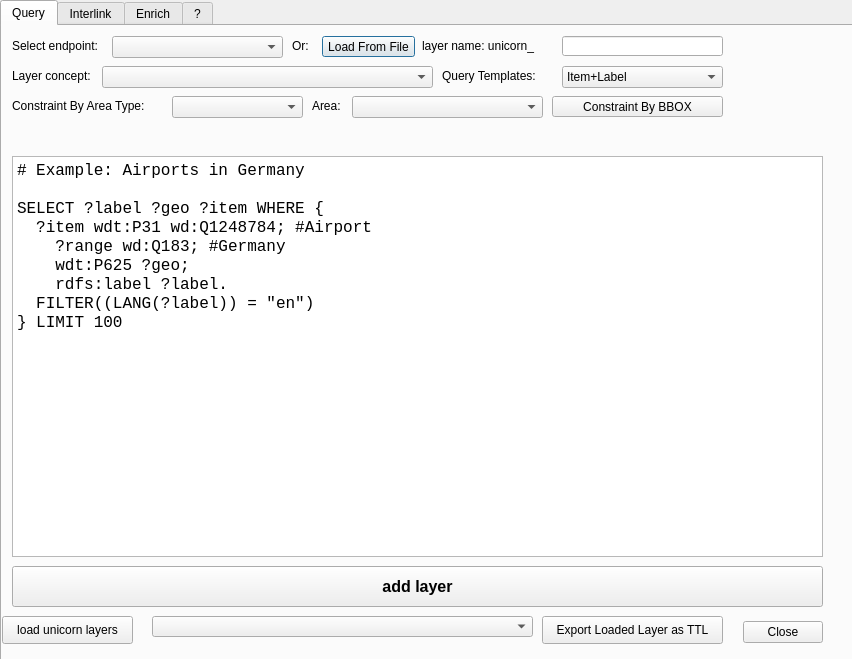
First picture: the form in sparql_unicorn/sparql_unicorn_dialog_base.ui, repository sparqlunicorn/sparqlunicornGoesGIS, before the edit.
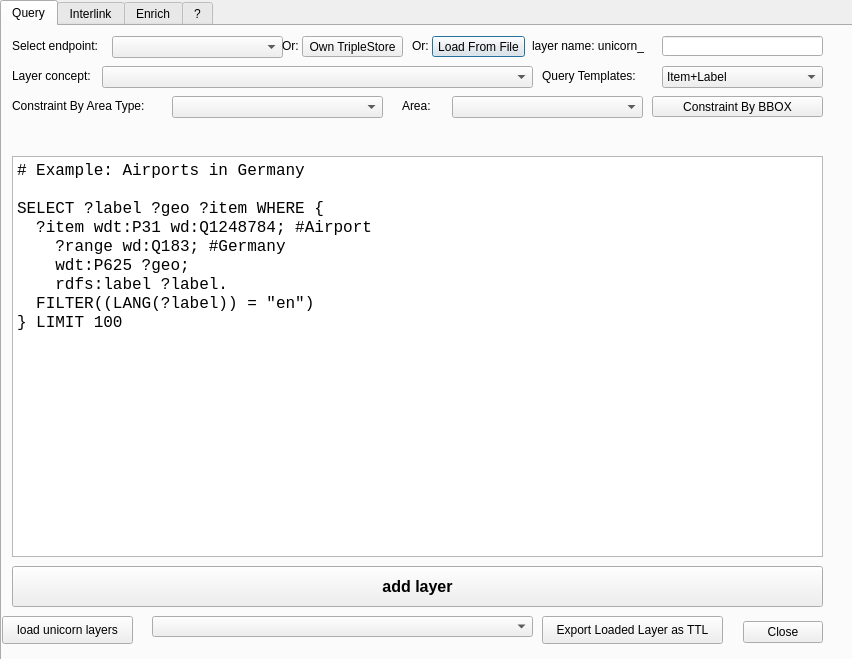
Second picture: the form after the edit. The open tabs and pages were chosen to show the change.

Commit message: Added customized triple store config

The edit to the form file:
```diff
--- a/sparql_unicorn/sparql_unicorn_dialog_base.ui
+++ b/sparql_unicorn/sparql_unicorn_dialog_base.ui
@@ -83,7 +83,7 @@
       <rect>
        <x>100</x>
        <y>40</y>
-       <width>331</width>
+       <width>431</width>
        <height>22</height>
       </rect>
      </property>
@@ -91,9 +91,9 @@
     <widget class="QLabel" name="label_4">
      <property name="geometry">
       <rect>
-       <x>290</x>
+       <x>410</x>
        <y>10</y>
-       <width>31</width>
+       <width>21</width>
        <height>20</height>
       </rect>
      </property>
@@ -104,7 +104,7 @@
     <widget class="QPushButton" name="loadFileButton">
      <property name="geometry">
       <rect>
-       <x>320</x>
+       <x>430</x>
        <y>10</y>
        <width>93</width>
        <height>21</height>
@@ -117,7 +117,7 @@
     <widget class="QLabel" name="label">
      <property name="geometry">
       <rect>
-       <x>420</x>
+       <x>530</x>
        <y>10</y>
        <width>121</width>
        <height>20</height>
@@ -130,7 +130,7 @@
     <widget class="QLineEdit" name="inp_label">
      <property name="geometry">
       <rect>
-       <x>560</x>
+       <x>660</x>
        <y>10</y>
        <width>161</width>
        <height>20</height>
@@ -254,7 +254,7 @@
       <rect>
        <x>170</x>
        <y>70</y>
-       <width>131</width>
+       <width>211</width>
        <height>22</height>
       </rect>
      </property>
@@ -262,7 +262,7 @@
     <widget class="QPushButton" name="bboxButton">
      <property name="geometry">
       <rect>
-       <x>550</x>
+       <x>650</x>
        <y>70</y>
        <width>171</width>
        <height>21</height>
@@ -275,7 +275,7 @@
     <widget class="QComboBox" name="areas">
      <property name="geometry">
       <rect>
-       <x>350</x>
+       <x>450</x>
        <y>70</y>
        <width>191</width>
        <height>22</height>
@@ -285,7 +285,7 @@
     <widget class="QLabel" name="label_9">
      <property name="geometry">
       <rect>
-       <x>310</x>
+       <x>400</x>
        <y>70</y>
        <width>41</width>
        <height>20</height>
@@ -300,7 +300,7 @@
       <rect>
        <x>20</x>
        <y>105</y>
-       <width>701</width>
+       <width>791</width>
        <height>21</height>
       </rect>
      </property>
@@ -311,7 +311,7 @@
     <widget class="QLabel" name="label_11">
      <property name="geometry">
       <rect>
-       <x>440</x>
+       <x>540</x>
        <y>40</y>
        <width>111</width>
        <height>20</height>
@@ -324,7 +324,7 @@
     <widget class="QComboBox" name="queryTemplates">
      <property name="geometry">
       <rect>
-       <x>560</x>
+       <x>660</x>
        <y>40</y>
        <width>161</width>
        <height>22</height>
@@ -341,6 +341,32 @@
       </property>
      </item>
     </widget>
+    <widget class="QLabel" name="label_14">
+     <property name="geometry">
+      <rect>
+       <x>280</x>
+       <y>10</y>
+       <width>21</width>
+       <height>20</height>
+      </rect>
+     </property>
+     <property name="text">
+      <string>Or:</string>
+     </property>
+    </widget>
+    <widget class="QPushButton" name="loadTripleStoreButton">
+     <property name="geometry">
+      <rect>
+       <x>300</x>
+       <y>10</y>
+       <width>101</width>
+       <height>21</height>
+      </rect>
+     </property>
+     <property name="text">
+      <string>Own TripleStore</string>
+     </property>
+    </widget>
    </widget>
    <widget class="QWidget" name="tab_2">
     <attribute name="title">
```
Left out of the diff: 32 changed lines with no effect on the pictures. The commit also changes 1 other file.
